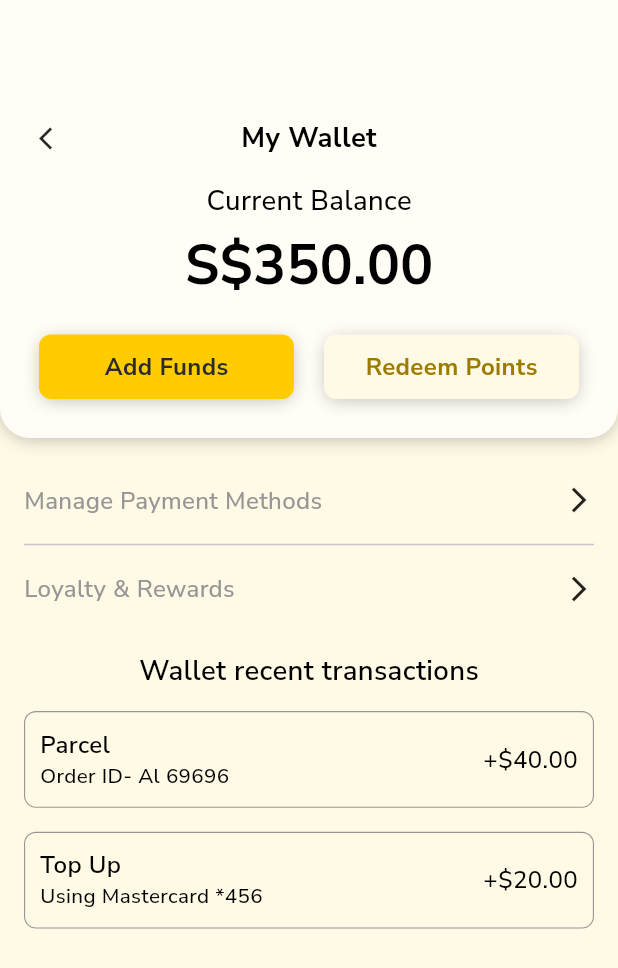
After one commit to Dev-Ninjas-Backup/nicholaslim80, a Flutter app: the UserMyWallet screen opened by its route, on a phone screen of 412 x 824 dp. The commit adds this screen. Shown: the top 968 px of the screen. Run offline on Flutter 3.47's test engine with Material 3 defaults, Android fonts, the phone set to English and light mode, and no system bars; our stand-ins replace flutter_easyloading, flutter_screenutil, get, google_fonts, slide_to_act.

Commit message:
added user my wallet

```diff
--- a/lib/core/common/styles/global_text_style.dart
+++ b/lib/core/common/styles/global_text_style.dart
@@ -5,7 +5,7 @@ import 'package:google_fonts/google_fonts.dart';
 TextStyle getTextStyle({
   double fontSize = 14.0,
   FontWeight fontWeight = FontWeight.w400,
-  double lineHeight = 21.0,
+  //double lineHeight = 21.0,
   TextAlign textAlign = TextAlign.center,
   Color color = Colors.black,
 }) {
--- a/lib/core/common/widgets/custom_app_bar_user.dart
+++ b/lib/core/common/widgets/custom_app_bar_user.dart
@@ -5,29 +5,31 @@ import 'package:nicholaslim80/core/common/styles/global_text_style.dart';
 class CustomAppBarUser extends StatelessWidget {
   final String title;
   final Widget? action;
+  final VoidCallback? onTap;
 
-  const CustomAppBarUser({required this.title, this.action, super.key});
+  const CustomAppBarUser({
+    required this.title,
+    this.action,
+    this.onTap,
+    super.key,
+  });
 
   @override
   Widget build(BuildContext context) {
     return Padding(
-      padding: EdgeInsets.only(top: 50, left: 16, right: 16),
+      padding: EdgeInsets.only(top: 79),
       child: Row(
         mainAxisAlignment: MainAxisAlignment.spaceBetween,
         children: [
           GestureDetector(
-            onTap: () {
-              Get.back();
-            },
+            onTap: onTap ?? Get.back,
             child: Icon(Icons.arrow_back_ios, size: 18),
           ),
 
-          Expanded(
-            child: Center(
-              child: Text(
-                title,
-                style: getTextStyle(fontSize: 16, fontWeight: FontWeight.w700),
-              ),
+          Center(
+            child: Text(
+              title,
+              style: getTextStyle(fontSize: 16, fontWeight: FontWeight.w700),
             ),
           ),
 
--- a/lib/features/rider/driver_preference/widget/button_widget.dart
+++ b/lib/features/rider/driver_preference/widget/button_widget.dart
@@ -1,6 +1,5 @@
 import 'package:flutter/material.dart';
 import 'package:get/get.dart';
-import 'package:get/get_core/src/get_main.dart';
 import 'package:nicholaslim80/core/utils/constants/app_colors.dart';
 import 'package:nicholaslim80/features/rider/driver_preference/controller/driver_preference_controller.dart';
 import 'package:nicholaslim80/routes/app_routes.dart';
--- a/lib/features/user/home/controller/home_controller.dart
+++ b/lib/features/user/home/controller/home_controller.dart
@@ -78,7 +78,9 @@ class HomeController extends GetxController {
       DrawerModel(
         iconUrl: IconPath.walletIcon,
         iconname: "My Wallet",
-        ontap: () {},
+        ontap: () {
+          Get.toNamed(AppRoutes.myWalletUser);
+        },
       ),
 
       DrawerModel(
--- /dev/null
+++ b/lib/features/user/my_wallet/controller/user_my_wallet_controller.dart
@@ -0,0 +1,31 @@
+import 'package:get/get.dart';
+import 'package:nicholaslim80/features/user/my_wallet/model/wallet_recent_transactions_model.dart';
+
+class UserMyWalletController extends GetxController {
+  var selectFundsOrRedeen = 0.obs;
+
+  final RxList<WalletRecentTransactionsModel> recentTransactionList =
+      <WalletRecentTransactionsModel>[].obs;
+
+  @override
+  void onInit() {
+    recentTransactionItem();
+    super.onInit();
+  }
+
+  void recentTransactionItem() {
+    recentTransactionList.addAll([
+      WalletRecentTransactionsModel(
+        title: "Parcel",
+        orderID: "Order ID- Al 69696",
+        ammount: "+\$40.00",
+      ),
+
+      WalletRecentTransactionsModel(
+        title: "Top Up",
+        orderID: "Using Mastercard *456",
+        ammount: "+\$20.00",
+      ),
+    ]);
+  }
+}
--- /dev/null
+++ b/lib/features/user/my_wallet/model/wallet_recent_transactions_model.dart
@@ -0,0 +1,10 @@
+class WalletRecentTransactionsModel {
+  final String title;
+  final String orderID;
+  final String ammount;
+  WalletRecentTransactionsModel({
+    required this.title,
+    required this.orderID,
+    required this.ammount,
+  });
+}
--- /dev/null
+++ b/lib/features/user/my_wallet/screen/user_my_wallet.dart
@@ -0,0 +1,135 @@
+import 'package:flutter/material.dart';
+import 'package:get/instance_manager.dart';
+import 'package:nicholaslim80/core/common/styles/global_text_style.dart';
+import 'package:nicholaslim80/core/utils/constants/app_colors.dart';
+import 'package:nicholaslim80/features/user/my_wallet/controller/user_my_wallet_controller.dart';
+import '../widgets/my_wallet_upper_section.dart';
+
+class UserMyWallet extends StatelessWidget {
+  final controller = Get.put(UserMyWalletController());
+  UserMyWallet({super.key});
+
+  @override
+  Widget build(BuildContext context) {
+    return Scaffold(
+      backgroundColor: AppColors.backgroungColor,
+
+      body: SingleChildScrollView(
+        child: Column(
+          children: [
+            MyWalletUpperSection(controller: controller),
+
+            Padding(
+              padding: EdgeInsets.symmetric(horizontal: 16, vertical: 30),
+              child: Column(
+                children: [
+                  GestureDetector(
+                    onTap: () {},
+                    child: Row(
+                      mainAxisAlignment: MainAxisAlignment.spaceBetween,
+                      children: [
+                        Text(
+                          "Manage Payment Methods",
+                          style: getTextStyle(
+                            fontWeight: FontWeight.w500,
+                            color: AppColors.subtitleFontColor,
+                          ),
+                        ),
+                        Icon(Icons.arrow_forward_ios, size: 20),
+                      ],
+                    ),
+                  ),
+                  SizedBox(height: 10),
+                  Divider(thickness: 1),
+                  SizedBox(height: 10),
+                  GestureDetector(
+                    onTap: () {},
+                    child: Row(
+                      mainAxisAlignment: MainAxisAlignment.spaceBetween,
+                      children: [
+                        Text(
+                          "Loyalty & Rewards",
+                          style: getTextStyle(
+                            fontWeight: FontWeight.w500,
+                            color: AppColors.subtitleFontColor,
+                          ),
+                        ),
+                        Icon(Icons.arrow_forward_ios, size: 20),
+                      ],
+                    ),
+                  ),
+                  SizedBox(height: 30),
+                  Center(
+                    child: Text(
+                      "Wallet recent transactions",
+                      style: getTextStyle(
+                        fontSize: 16,
+                        fontWeight: FontWeight.w600,
+                      ),
+                    ),
+                  ),
+                  SizedBox(height: 14),
+
+                  ListView.builder(
+                    itemCount: controller.recentTransactionList.length,
+                    padding: EdgeInsets.zero,
+                    shrinkWrap: true,
+                    physics: NeverScrollableScrollPhysics(),
+                    itemBuilder: (_, index) {
+                      final item = controller.recentTransactionList[index];
+                      return Padding(
+                        padding: EdgeInsets.only(bottom: 16),
+                        child: Container(
+                          padding: EdgeInsets.all(10),
+
+                          decoration: BoxDecoration(
+                            borderRadius: BorderRadius.circular(8),
+                            border: Border.all(
+                              width: .75,
+                              color: Color(0xFF969696),
+                            ),
+                          ),
+
+                          child: Row(
+                            mainAxisAlignment: MainAxisAlignment.spaceBetween,
+
+                            children: [
+                              Column(
+                                crossAxisAlignment: CrossAxisAlignment.start,
+                                children: [
+                                  Text(
+                                    item.title,
+                                    style: getTextStyle(
+                                      fontWeight: FontWeight.w600,
+                                    ),
+                                  ),
+                                  Text(
+                                    item.orderID,
+                                    style: getTextStyle(
+                                      fontWeight: FontWeight.w500,
+                                      fontSize: 12,
+                                    ),
+                                  ),
+                                ],
+                              ),
+                              Text(
+                                item.ammount,
+                                style: getTextStyle(
+                                  fontWeight: FontWeight.w500,
+                                ),
+                              ),
+                            ],
+                          ),
+                        ),
+                      );
+                    },
+                  ),
+                ],
+              ),
+            ),
+          ],
+        ),
+      ),
+    );
+  }
+}
--- /dev/null
+++ b/lib/features/user/my_wallet/widgets/my_wallet_upper_section.dart
@@ -0,0 +1,151 @@
+import 'package:flutter/material.dart';
+import 'package:get/get.dart';
+
+import '../../../../core/common/styles/global_text_style.dart';
+import '../../../../core/common/widgets/custom_app_bar_user.dart';
+import '../../../../core/utils/constants/app_colors.dart';
+import '../../../../routes/app_routes.dart';
+import '../controller/user_my_wallet_controller.dart';
+
+class MyWalletUpperSection extends StatelessWidget {
+  const MyWalletUpperSection({super.key, required this.controller});
+
+  final UserMyWalletController controller;
+
+  @override
+  Widget build(BuildContext context) {
+    return Container(
+      padding: EdgeInsets.only(bottom: 26),
+      decoration: BoxDecoration(
+        color: Color(0xFFFFFDF5),
+        borderRadius: BorderRadius.only(
+          bottomLeft: Radius.circular(20),
+          bottomRight: Radius.circular(20),
+        ),
+
+        boxShadow: [
+          BoxShadow(
+            color: Color(0xFF000000).withValues(alpha: .24),
+            spreadRadius: -1,
+            blurRadius: 9,
+            offset: Offset(0, 2),
+          ),
+        ],
+      ),
+      child: Padding(
+        padding: EdgeInsets.symmetric(horizontal: 26),
+        child: Column(
+          children: [
+            CustomAppBarUser(
+              title: "My Wallet",
+              onTap: () {
+                Get.offNamed(AppRoutes.bottomNavbarScreen);
+              },
+            ),
+            SizedBox(height: 16),
+            Center(
+              child: Text(
+                "Current Balance",
+                style: getTextStyle(fontSize: 16, fontWeight: FontWeight.w500),
+              ),
+            ),
+            SizedBox(height: 4),
+            Center(
+              child: Text(
+                "S\$350.00",
+                style: getTextStyle(fontSize: 32, fontWeight: FontWeight.w700),
+              ),
+            ),
+            SizedBox(height: 20),
+
+            Obx(
+              () => Row(
+                mainAxisAlignment: MainAxisAlignment.spaceBetween,
+                spacing: 20,
+                children: [
+                  Expanded(
+                    child: GestureDetector(
+                      onTap: () {
+                        controller.selectFundsOrRedeen.value = 0;
+                      },
+                      child: Container(
+                        padding: EdgeInsets.symmetric(
+                          horizontal: 20,
+                          vertical: 10,
+                        ),
+                        decoration: BoxDecoration(
+                          color: controller.selectFundsOrRedeen.value == 0
+                              ? AppColors.primaryButtonColor
+                              : Color(0xFFFFFAE6),
+
+                          borderRadius: BorderRadius.circular(8),
+                          boxShadow: [
+                            BoxShadow(
+                              color: Color(0xFF000000).withValues(alpha: .24),
+                              spreadRadius: -1,
+                              blurRadius: 9,
+                              offset: Offset(0, 2),
+                            ),
+                          ],
+                        ),
+                        child: Center(
+                          child: Text(
+                            "Add Funds",
+                            style: getTextStyle(
+                              color: controller.selectFundsOrRedeen.value == 0
+                                  ? AppColors.fontColor
+                                  : Color(0xFF9C7C00),
+                              fontWeight: FontWeight.w700,
+                            ),
+                          ),
+                        ),
+                      ),
+                    ),
+                  ),
+                  Expanded(
+                    child: GestureDetector(
+                      onTap: () {
+                        controller.selectFundsOrRedeen.value = 1;
+                      },
+                      child: Container(
+                        padding: EdgeInsets.symmetric(
+                          horizontal: 20,
+                          vertical: 10,
+                        ),
+                        decoration: BoxDecoration(
+                          color: controller.selectFundsOrRedeen.value == 1
+                              ? AppColors.primaryButtonColor
+                              : Color(0xFFFFFAE6),
+                          borderRadius: BorderRadius.circular(8),
+                          boxShadow: [
+                            BoxShadow(
+                              color: Color(0xFF000000).withValues(alpha: .24),
+                              spreadRadius: -1,
+                              blurRadius: 9,
+                              offset: Offset(0, 2),
+                            ),
+                          ],
+                        ),
+                        child: Center(
+                          child: Text(
+                            "Redeem Points",
+                            style: getTextStyle(
+                              color: controller.selectFundsOrRedeen.value == 1
+                                  ? AppColors.fontColor
+                                  : Color(0xFF9C7C00),
+                              fontWeight: FontWeight.w700,
+                            ),
+                          ),
+                        ),
+                      ),
+                    ),
+                  ),
+                ],
+              ),
+            ),
+          ],
+        ),
+      ),
+    );
+  }
+}
--- a/lib/features/user/orders/active_order_details/screen/active_order_details_screen.dart
+++ b/lib/features/user/orders/active_order_details/screen/active_order_details_screen.dart
@@ -16,8 +16,10 @@ class ActiveOrderDetailsScreen extends StatelessWidget {
   @override
   Widget build(BuildContext context) {
     return Scaffold(
-      backgroundColor: Colors.white,
+
+      backgroundColor: AppColors.backgroungColor,
       body: SafeArea(
+
         child: Column(
           children: [
             Container(
@@ -55,7 +57,7 @@ class ActiveOrderDetailsScreen extends StatelessWidget {
                 child: Container(
                   padding: EdgeInsets.all(16),
                   decoration: BoxDecoration(
-                    color: Colors.white,
+                    color:  AppColors.backgroungColor,
                     borderRadius: BorderRadius.vertical(
                       top: Radius.circular(22),
                     ),
--- a/lib/features/user/orders/widgets/completed_order_card.dart
+++ b/lib/features/user/orders/widgets/completed_order_card.dart
@@ -10,7 +10,6 @@ class CompletedOrderCard extends StatelessWidget {
   Widget build(BuildContext context) {
     return GestureDetector(
       onTap: () {
-        //TODO : Need to Add Approute
         Get.to(CompletedOrderDetailsScreen());
       },
       child: Container(
--- a/lib/features/user/profile/screen/profile_screen.dart
+++ b/lib/features/user/profile/screen/profile_screen.dart
@@ -16,6 +16,8 @@ class ProfileScreen extends StatelessWidget {
     return Scaffold(
       backgroundColor: AppColors.backgroungColor,
       body: SingleChildScrollView(
+        child: Padding(
+          padding: const EdgeInsets.symmetric(horizontal: 16),
           child: Column(
             children: [
               CustomAppBarUser(
@@ -30,9 +32,7 @@ class ProfileScreen extends StatelessWidget {
                 ),
               ),
               SizedBox(height: 36),
-            Padding(
-              padding: EdgeInsets.symmetric(horizontal: 16),
-              child: ListView.builder(
+              ListView.builder(
                 padding: EdgeInsets.zero,
                 shrinkWrap: true,
 
@@ -85,8 +85,8 @@ class ProfileScreen extends StatelessWidget {
                   );
                 },
               ),
+            ],
           ),
-          ],
         ),
       ),
     );
--- a/lib/routes/app_routes.dart
+++ b/lib/routes/app_routes.dart
@@ -13,6 +13,7 @@ import 'package:nicholaslim80/features/rider/rider_home/screen/rider_home_screen
 import 'package:nicholaslim80/features/rider/rider_incentives/screen/incentives_screen.dart';
 import 'package:nicholaslim80/features/rider/rider_records/screen/records_screen.dart';
 import 'package:nicholaslim80/features/splash/screen/splash_screen.dart';
+import 'package:nicholaslim80/features/user/my_wallet/screen/user_my_wallet.dart';
 import 'package:nicholaslim80/features/user/notification/screen/user_notification1.dart';
 import 'package:nicholaslim80/features/user/profile/screen/profile_screen.dart';
 import 'package:nicholaslim80/features/user/auth/login/screen/login_signup_screen.dart';
@@ -47,6 +48,8 @@ class AppRoutes {
   static String userNotification = '/user/notification';
   static String userOrderDetails = '/userOrderDetails';
   static String savedPlaces = '/savedPlaces';
+  //user wallet
+  static String myWalletUser = "/User/myWalletUser";
 
   static String getSplashScreen() => splashScreen;
   static String getOnboardingScreen() => onboardingScreen;
@@ -72,6 +75,8 @@ class AppRoutes {
   //user notification
   static String getUserNotification() => userNotification;
   static String getSavedPlaces() => savedPlaces;
+  //user my wallet
+  static String getmyWalletUser() => myWalletUser;
 
   static List<GetPage> routes = [
     GetPage(name: splashScreen, page: () => SplashScreen()),
@@ -166,5 +171,7 @@ class AppRoutes {
     //user notification
     GetPage(name: userNotification, page: () => UserNotification()),
     GetPage(name: savedPlaces, page: () => SavedPlaceScreen()),
+    //user my wallet
+    GetPage(name: myWalletUser, page: () => UserMyWallet()),
   ];
 }
```
Lines whose indentation alone changed are shown as unchanged.
